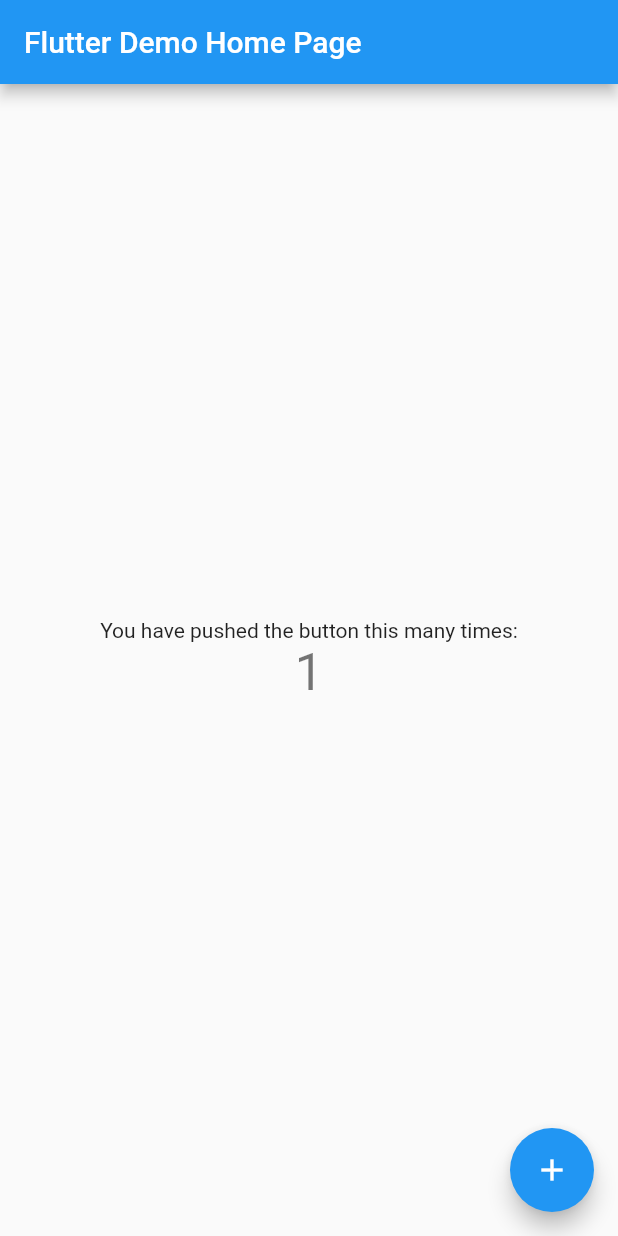
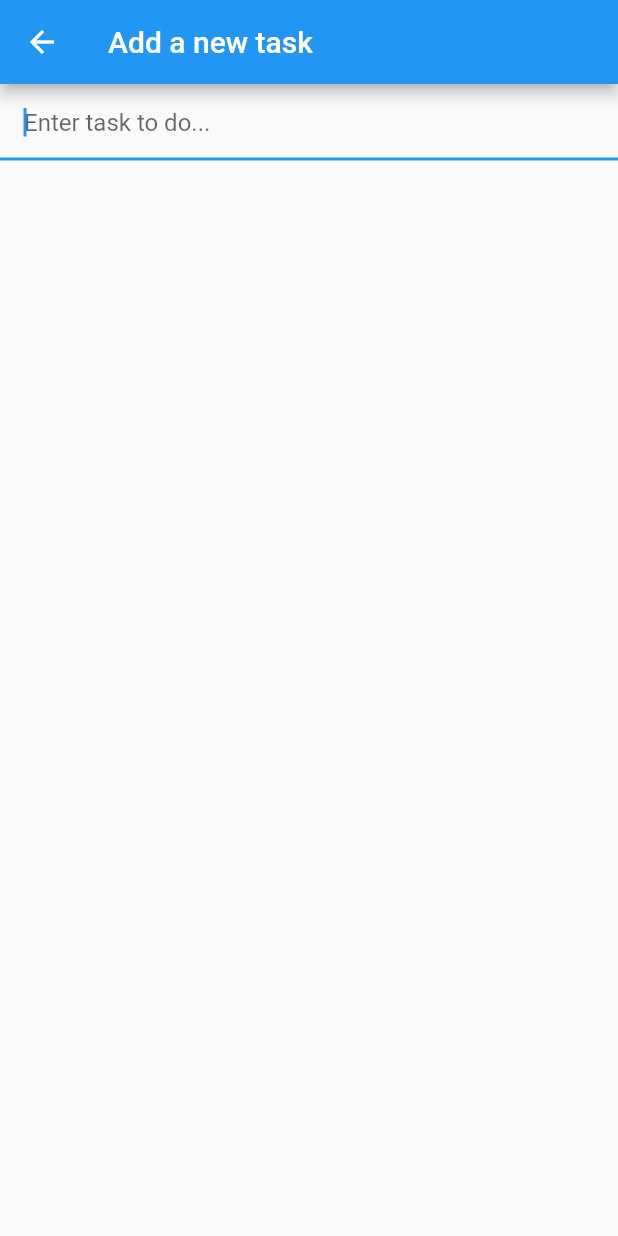
Before and after one commit to binita-g/todo-flutter, a Flutter app: the screen it shows after launch, after a tap on the "add" icon, on a phone screen of 412 x 824 dp. Run offline on Flutter 3.47's test engine with Material 2 defaults, Android fonts, the phone set to English and light mode, and no system bars.

Commit message:
Use tutorial to create functioning to do list app

```diff
--- a/todo_app_flutter/lib/main.dart
+++ b/todo_app_flutter/lib/main.dart
@@ -1,115 +1,131 @@
 import 'package:flutter/material.dart';
+import 'dart:developer';
 
-void main() {
-  runApp(const MyApp());
-}
+void main() => runApp(new TodoDemoListApp());
 
-class MyApp extends StatelessWidget {
-  const MyApp({super.key});
-
-  // This widget is the root of your application.
+// Every component in Flutter is a widget, even the whole app itself
+class TodoDemoListApp extends StatelessWidget {
   @override
   Widget build(BuildContext context) {
-    return MaterialApp(
-      title: 'Flutter Demo',
-      theme: ThemeData(
-        // This is the theme of your application.
-        //
-        // Try running your application with "flutter run". You'll see the
-        // application has a blue toolbar. Then, without quitting the app, try
-        // changing the primarySwatch below to Colors.green and then invoke
-        // "hot reload" (press "r" in the console where you ran "flutter run",
-        // or simply save your changes to "hot reload" in a Flutter IDE).
-        // Notice that the counter didn't reset back to zero; the application
-        // is not restarted.
-        primarySwatch: Colors.blue,
-      ),
-      home: const MyHomePage(title: 'Flutter Demo Home Page'),
+    return new MaterialApp(
+        debugShowCheckedModeBanner: false,
+
+        title: 'To-do List Demo',
+        home: new TodoList()
     );
   }
 }
 
-class MyHomePage extends StatefulWidget {
-  const MyHomePage({super.key, required this.title});
-
-  // This widget is the home page of your application. It is stateful, meaning
-  // that it has a State object (defined below) that contains fields that affect
-  // how it looks.
-
-  // This class is the configuration for the state. It holds the values (in this
-  // case the title) provided by the parent (in this case the App widget) and
-  // used by the build method of the State. Fields in a Widget subclass are
-  // always marked "final".
-
-  final String title;
-
+class TodoList extends StatefulWidget {
   @override
-  State<MyHomePage> createState() => _MyHomePageState();
+  createState() => new TodoDemoListState();
 }
 
-class _MyHomePageState extends State<MyHomePage> {
-  int _counter = 0;
+class TodoDemoListState extends State<TodoList> {
+  List<String> todoItemsArrayList = [];
 
-  void _incrementCounter() {
-    setState(() {
-      // This call to setState tells the Flutter framework that something has
-      // changed in this State, which causes it to rerun the build method below
-      // so that the display can reflect the updated values. If we changed
-      // _counter without calling setState(), then the build method would not be
-      // called again, and so nothing would appear to happen.
-      _counter++;
-    });
+  void TodoItemListAdd(String task) {
+    // Only add the task if the user actually entered something
+    if(task.length > 0) {
+      // Putting our code inside "setState" tells the app that our state has changed, and
+      // it will automatically re-render the list
+      setState(() => todoItemsArrayList.add(task));
+    }
+  }
+
+  void deleteTodoListItem(int index) {
+    setState(() => todoItemsArrayList.removeAt(index));
+  }
+
+  void onTapDeleteTodoItem(int index) {
+    showDialog(
+        context: context,
+        builder: (BuildContext context) {
+          return new AlertDialog(
+              title: new Text('List item "${todoItemsArrayList[index]}" is completed?'),
+              actions: <Widget>[
+                new TextButton(
+                    child: new Text('CANCEL'),
+                    // The alert is actually part of the navigation stack, so to close it, we
+                    // need to pop it.
+                    onPressed: () => Navigator.of(context).pop()
+                ),
+                new TextButton(
+                    child: new Text('COMPLETED'),
+                    onPressed: () {
+                      deleteTodoListItem(index);
+                      Navigator.of(context).pop();
+                    }
+                )
+              ]
+          );
+        }
+    );
+  }
+
+  // Build the whole list of todo items
+  Widget AppBarBuildTodoList() {
+    return new ListView.builder(
+      itemBuilder: (context, index) {
+        print('index: $index');
+        print('todoItemsArrayListLength: ${todoItemsArrayList.length}');
+        if(index < todoItemsArrayList.length) {
+          return buildSingleTodoItem(todoItemsArrayList[index], index);
+        } else {
+          return Text("");
+        }
+      },
+    );
+  }
+
+  // Build a single todo item
+  Widget buildSingleTodoItem(String todoText, int index) {
+    return new ListTile(
+        title: new Text(todoText),
+        onTap: () => onTapDeleteTodoItem(index)
+    );
   }
 
   @override
   Widget build(BuildContext context) {
-    // This method is rerun every time setState is called, for instance as done
-    // by the _incrementCounter method above.
-    //
-    // The Flutter framework has been optimized to make rerunning build methods
-    // fast, so that you can just rebuild anything that needs updating rather
-    // than having to individually change instances of widgets.
-    return Scaffold(
-      appBar: AppBar(
-        // Here we take the value from the MyHomePage object that was created by
-        // the App.build method, and use it to set our appbar title.
-        title: Text(widget.title),
+    return new Scaffold(
+      appBar: new AppBar(
+          title: new Text('Todo List')
       ),
-      body: Center(
-        // Center is a layout widget. It takes a single child and positions it
-        // in the middle of the parent.
-        child: Column(
-          // Column is also a layout widget. It takes a list of children and
-          // arranges them vertically. By default, it sizes itself to fit its
-          // children horizontally, and tries to be as tall as its parent.
-          //
-          // Invoke "debug painting" (press "p" in the console, choose the
-          // "Toggle Debug Paint" action from the Flutter Inspector in Android
-          // Studio, or the "Toggle Debug Paint" command in Visual Studio Code)
-          // to see the wireframe for each widget.
-          //
-          // Column has various properties to control how it sizes itself and
-          // how it positions its children. Here we use mainAxisAlignment to
-          // center the children vertically; the main axis here is the vertical
-          // axis because Columns are vertical (the cross axis would be
-          // horizontal).
-          mainAxisAlignment: MainAxisAlignment.center,
-          children: <Widget>[
-            const Text(
-              'You have pushed the button this many times:',
-            ),
-            Text(
-              '$_counter',
-              style: Theme.of(context).textTheme.headline4,
-            ),
-          ],
-        ),
+      body: AppBarBuildTodoList(),
+      floatingActionButton: new FloatingActionButton(
+          onPressed: newAddTodoScreen,
+          tooltip: 'Do Add task',
+          child: new Icon(Icons.add)
       ),
-      floatingActionButton: FloatingActionButton(
-        onPressed: _incrementCounter,
-        tooltip: 'Increment',
-        child: const Icon(Icons.add),
-      ), // This trailing comma makes auto-formatting nicer for build methods.
+    );
+  }
+
+  void newAddTodoScreen() {
+    // Push this page onto the stack
+    Navigator.of(context).push(
+      // MaterialPageRoute will automatically animate the screen entry, as well as adding
+      // a back button to close it
+        new MaterialPageRoute(
+            builder: (context) {
+              return new Scaffold(
+                  appBar: new AppBar(
+                      title: new Text('Add a new task')
+                  ),
+                  body: new TextField(
+                    autofocus: true,
+                    onSubmitted: (val) {
+                      TodoItemListAdd(val);
+                      Navigator.pop(context); // Close the add todo screen
+                    },
+                    decoration: new InputDecoration(
+                        hintText: 'Enter task to do...',
+                        contentPadding: const EdgeInsets.all(16.0)
+                    ),
+                  )
+              );
+            }
+        )
     );
   }
 }
```
Also changed, not shown: 1 other file.
